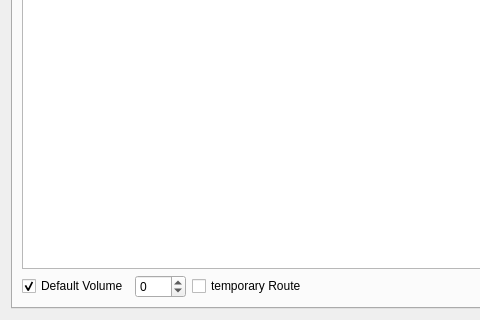
This is route.ui in AWAH-SIP/AWAH-SIP_Desktop-GUI as Qt 5 draws it before an edit; both pictures show x 0 to 480 and y 315 to 635 of the 674 by 635 pixel window. The edited form follows.
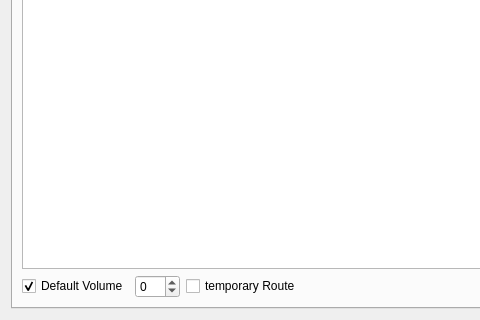
This is the edited form.

```diff
--- a/route.ui
+++ b/route.ui
@@ -61,10 +61,10 @@
           <number>0</number>
          </property>
          <property name="minimum">
-          <double>-144.000000000000000</double>
+          <double>-43.000000000000000</double>
          </property>
          <property name="maximum">
-          <double>24.000000000000000</double>
+          <double>20.000000000000000</double>
          </property>
          <property name="singleStep">
           <double>1.000000000000000</double>
```
Left out of the diff: 3 changed lines with no effect on the pictures.
